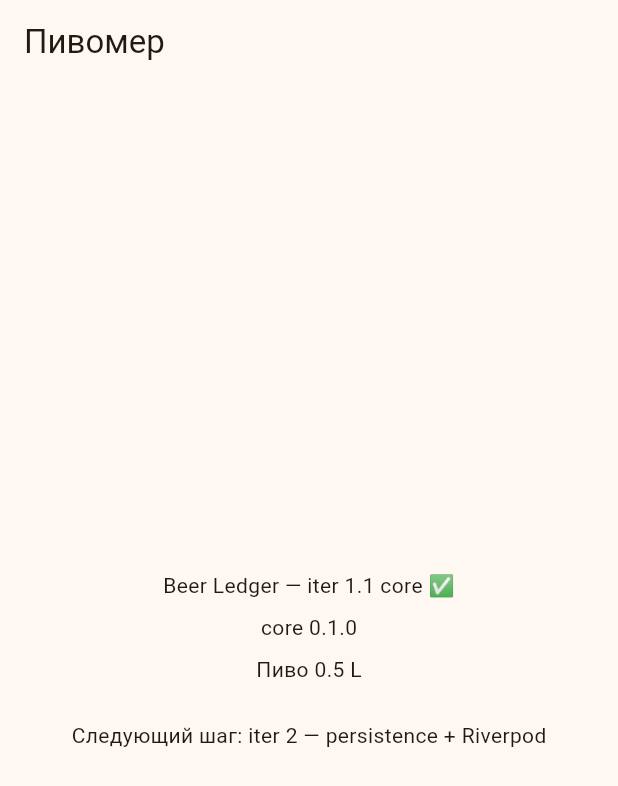
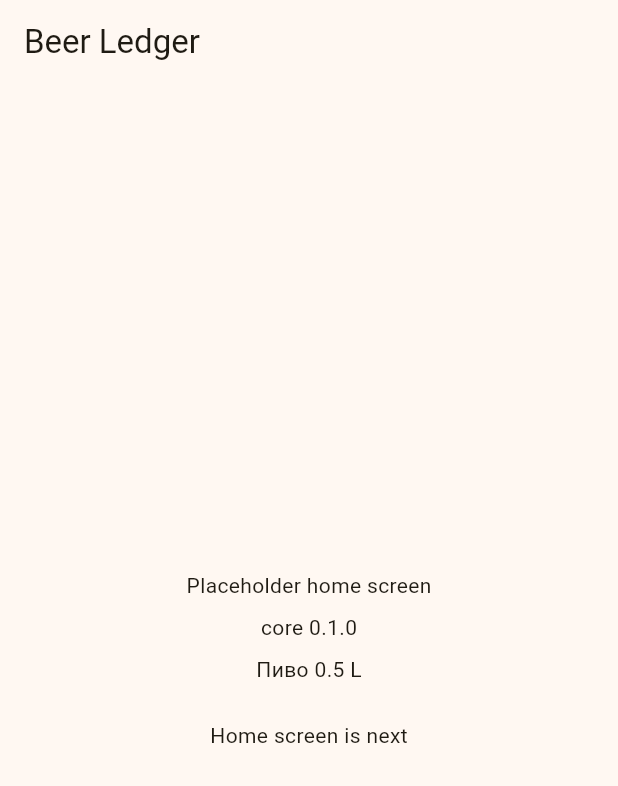
Before and after one commit to ValeriusGC/beer_ledger, a Flutter app: the screen it shows after launch, on a phone screen of 412 x 824 dp. Shown: the top 786 px of the screen. Run offline on Flutter 3.47's test engine with Material 3 defaults, Android fonts, the phone set to English and light mode, and no system bars; our stand-ins replace drift, drift_flutter, flutter_riverpod, fpdart, freezed_annotation, riverpod_annotation; accounts and stored records are empty; generated files the repository leaves out were written again.

Commit message:
feat(app): сделать для итерация 2.5: локализация и сборки dev/prod (#41 / #43)
* code(app): локализовать интерфейс — RU и EN (gen-l10n)
* code(app): сделать flavors dev и prod для Android (и iOS при необходимости)
* ci(app): собирать dev flavor APK в GitHub Actions
* doc(app): поправить yaml для сборок + доки

Ref #41

````diff
--- /dev/null
+++ b/l10n.yaml
@@ -0,0 +1,6 @@
+arb-dir: lib/l10n
+template-arb-file: app_en.arb
+output-localization-file: app_localizations.dart
+nullable-getter: false
+required-resource-attributes: true
+preferred-supported-locales: [ru]
--- /dev/null
+++ b/lib/l10n/app_en.arb
@@ -0,0 +1,29 @@
+{
+  "@@locale": "en",
+  "appTitle": "Beer Ledger",
+  "@appTitle": {
+    "description": "Application name in the window title and home app bar"
+  },
+  "placeholderHeadline": "Placeholder home screen",
+  "@placeholderHeadline": {
+    "description": "Headline on the home placeholder before the real home screen exists"
+  },
+  "coreVersion": "core {version}",
+  "@coreVersion": {
+    "description": "beer_ledger_core package version shown on the placeholder screen",
+    "placeholders": {
+      "version": {
+        "type": "String",
+        "example": "1.0.0"
+      }
+    }
+  },
+  "placeholderNextStep": "Home screen is next",
+  "@placeholderNextStep": {
+    "description": "Note that the main home screen is the next UI iteration"
+  },
+  "devBadge": "DEV",
+  "@devBadge": {
+    "description": "Short badge in the app bar for the dev flavor only"
+  }
+}
--- /dev/null
+++ b/lib/l10n/app_localizations.dart
@@ -0,0 +1,164 @@
+import 'dart:async';
+
+import 'package:flutter/foundation.dart';
+import 'package:flutter/widgets.dart';
+import 'package:flutter_localizations/flutter_localizations.dart';
+import 'package:intl/intl.dart' as intl;
+
+import 'app_localizations_en.dart';
+import 'app_localizations_ru.dart';
+
+// ignore_for_file: type=lint
+
+/// Callers can lookup localized strings with an instance of AppLocalizations
+/// returned by `AppLocalizations.of(context)`.
+///
+/// Applications need to include `AppLocalizations.delegate()` in their app's
+/// `localizationDelegates` list, and the locales they support in the app's
+/// `supportedLocales` list. For example:
+///
+/// ```dart
+/// import 'l10n/app_localizations.dart';
+///
+/// return MaterialApp(
+///   localizationsDelegates: AppLocalizations.localizationsDelegates,
+///   supportedLocales: AppLocalizations.supportedLocales,
+///   home: MyApplicationHome(),
+/// );
+/// ```
+///
+/// ## Update pubspec.yaml
+///
+/// Please make sure to update your pubspec.yaml to include the following
+/// packages:
+///
+/// ```yaml
+/// dependencies:
+///   # Internationalization support.
+///   flutter_localizations:
+///     sdk: flutter
+///   intl: any # Use the pinned version from flutter_localizations
+///
+///   # Rest of dependencies
+/// ```
+///
+/// ## iOS Applications
+///
+/// iOS applications define key application metadata, including supported
+/// locales, in an Info.plist file that is built into the application bundle.
+/// To configure the locales supported by your app, you’ll need to edit this
+/// file.
+///
+/// First, open your project’s ios/Runner.xcworkspace Xcode workspace file.
+/// Then, in the Project Navigator, open the Info.plist file under the Runner
+/// project’s Runner folder.
+///
+/// Next, select the Information Property List item, select Add Item from the
+/// Editor menu, then select Localizations from the pop-up menu.
+///
+/// Select and expand the newly-created Localizations item then, for each
+/// locale your application supports, add a new item and select the locale
+/// you wish to add from the pop-up menu in the Value field. This list should
+/// be consistent with the languages listed in the AppLocalizations.supportedLocales
+/// property.
+abstract class AppLocalizations {
+  AppLocalizations(String locale)
+    : localeName = intl.Intl.canonicalizedLocale(locale.toString());
+
+  final String localeName;
+
+  static AppLocalizations of(BuildContext context) {
+    return Localizations.of<AppLocalizations>(context, AppLocalizations)!;
+  }
+
+  static const LocalizationsDelegate<AppLocalizations> delegate =
+      _AppLocalizationsDelegate();
+
+  /// A list of this localizations delegate along with the default localizations
+  /// delegates.
+  ///
+  /// Returns a list of localizations delegates containing this delegate along with
+  /// GlobalMaterialLocalizations.delegate, GlobalCupertinoLocalizations.delegate,
+  /// and GlobalWidgetsLocalizations.delegate.
+  ///
+  /// Additional delegates can be added by appending to this list in
+  /// MaterialApp. This list does not have to be used at all if a custom list
+  /// of delegates is preferred or required.
+  static const List<LocalizationsDelegate<dynamic>> localizationsDelegates =
+      <LocalizationsDelegate<dynamic>>[
+        delegate,
+        GlobalMaterialLocalizations.delegate,
+        GlobalCupertinoLocalizations.delegate,
+        GlobalWidgetsLocalizations.delegate,
+      ];
+
+  /// A list of this localizations delegate's supported locales.
+  static const List<Locale> supportedLocales = <Locale>[
+    Locale('ru'),
+    Locale('en'),
+  ];
+
+  /// Application name in the window title and home app bar
+  ///
+  /// In en, this message translates to:
+  /// **'Beer Ledger'**
+  String get appTitle;
+
+  /// Headline on the home placeholder before the real home screen exists
+  ///
+  /// In en, this message translates to:
+  /// **'Placeholder home screen'**
+  String get placeholderHeadline;
+
+  /// beer_ledger_core package version shown on the placeholder screen
+  ///
+  /// In en, this message translates to:
+  /// **'core {version}'**
+  String coreVersion(String version);
+
+  /// Note that the main home screen is the next UI iteration
+  ///
+  /// In en, this message translates to:
+  /// **'Home screen is next'**
+  String get placeholderNextStep;
+
+  /// Short badge in the app bar for the dev flavor only
+  ///
+  /// In en, this message translates to:
+  /// **'DEV'**
+  String get devBadge;
+}
+
+class _AppLocalizationsDelegate
+    extends LocalizationsDelegate<AppLocalizations> {
+  const _AppLocalizationsDelegate();
+
+  @override
+  Future<AppLocalizations> load(Locale locale) {
+    return SynchronousFuture<AppLocalizations>(lookupAppLocalizations(locale));
+  }
+
+  @override
+  bool isSupported(Locale locale) =>
+      <String>['en', 'ru'].contains(locale.languageCode);
+
+  @override
+  bool shouldReload(_AppLocalizationsDelegate old) => false;
+}
+
+AppLocalizations lookupAppLocalizations(Locale locale) {
+  // Lookup logic when only language code is specified.
+  switch (locale.languageCode) {
+    case 'en':
+      return AppLocalizationsEn();
+    case 'ru':
+      return AppLocalizationsRu();
+  }
+
+  throw FlutterError(
+    'AppLocalizations.delegate failed to load unsupported locale "$locale". This is likely '
+    'an issue with the localizations generation tool. Please file an issue '
+    'on GitHub with a reproducible sample app and the gen-l10n configuration '
+    'that was used.',
+  );
+}
--- a/lib/main.dart
+++ b/lib/main.dart
@@ -1,5 +1,7 @@
+import 'package:beer_ledger/l10n/app_localizations.dart';
 import 'package:beer_ledger_core/beer_ledger_core.dart';
 import 'package:flutter/material.dart';
+import 'package:flutter/services.dart';
 import 'package:flutter_riverpod/flutter_riverpod.dart';
 
 /// Запускает приложение внутри [ProviderScope].
@@ -10,17 +12,27 @@ void main() {
   runApp(const ProviderScope(child: BeerLedgerApp()));
 }
 
-/// Корневой виджет: тема Material 3 и заглушка домашнего экрана.
+/// `true`, когда сборка запущена с `--flavor dev`.
+bool get _isDevFlavor => appFlavor == 'dev';
+
+/// Корневой виджет: тема Material 3, локализации и заглушка домашнего экрана.
 ///
 /// Feature-экраны ещё не подключены. Провайдеры читаются из [ProviderScope]
 /// в [main]; этот виджет их не создаёт и в базу не ходит.
+///
+/// [onGenerateTitle] нужен потому, что [BuildContext] в [build] ещё не видит
+/// [AppLocalizations]: delegates живут внутри [MaterialApp].
+/// DEBUG-баннер — только у flavor `dev`: у `prod` его нет даже в debug-run.
 class BeerLedgerApp extends StatelessWidget {
   const BeerLedgerApp({super.key});
 
   @override
   Widget build(BuildContext context) {
     return MaterialApp(
-      title: 'Пивомер',
+      onGenerateTitle: (context) => AppLocalizations.of(context).appTitle,
+      localizationsDelegates: AppLocalizations.localizationsDelegates,
+      supportedLocales: AppLocalizations.supportedLocales,
+      debugShowCheckedModeBanner: _isDevFlavor,
       theme: ThemeData(
         colorScheme: ColorScheme.fromSeed(seedColor: Colors.amber),
         useMaterial3: true,
@@ -33,25 +45,36 @@ class BeerLedgerApp extends StatelessWidget {
 /// Заглушка домашнего экрана, пока нет feature-слоя.
 ///
 /// Намеренно [StatelessWidget], не [ConsumerWidget]: экран ещё не читает
-/// провайдеры.
+/// провайдеры. Подписи — из [AppLocalizations]; title у [beerHalfLiter]
+/// остаётся доменным литералом core.
 class HomePlaceholderPage extends StatelessWidget {
   const HomePlaceholderPage({super.key});
 
   @override
   Widget build(BuildContext context) {
+    final l10n = AppLocalizations.of(context);
     return Scaffold(
-      appBar: AppBar(title: const Text('Пивомер')),
+      appBar: AppBar(
+        title: Text(l10n.appTitle),
+        actions: [
+          if (_isDevFlavor)
+            Padding(
+              padding: const EdgeInsets.only(right: 16),
+              child: Center(child: Text(l10n.devBadge)),
+            ),
+        ],
+      ),
       body: Center(
         child: Column(
           mainAxisAlignment: MainAxisAlignment.center,
           children: [
-            const Text('Beer Ledger — iter 1.1 core ✅'),
+            Text(l10n.placeholderHeadline),
             const SizedBox(height: 8),
-            Text('core $beerLedgerCoreVersion'),
+            Text(l10n.coreVersion(beerLedgerCoreVersion)),
             const SizedBox(height: 8),
             Text(beerHalfLiter().title),
             const SizedBox(height: 24),
-            const Text('Следующий шаг: iter 2 — persistence + Riverpod'),
+            Text(l10n.placeholderNextStep),
           ],
         ),
       ),
--- a/pubspec.yaml
+++ b/pubspec.yaml
@@ -35,9 +35,12 @@ dependencies:
   drift_flutter: ^0.3.1
   flutter:
     sdk: flutter
+  flutter_localizations:
+    sdk: flutter
   flutter_riverpod: ^3.3.2
   fpdart: ^1.2.0
   freezed_annotation: ^3.1.0
+  intl: any
   path: ^1.9.1
   path_provider: ^2.1.6
   riverpod_annotation: ^4.0.3
@@ -61,6 +64,8 @@ dependency_overrides:
 
 # The following section is specific to Flutter packages.
 flutter:
+  generate: true
+  default-flavor: dev
 
   # The following line ensures that the Material Icons font is
   # included with your application, so that you can use the icons in
````
Also changed, not shown: lib/l10n/app_localizations_en.dart (added, +27 -0 lines), lib/l10n/app_localizations_ru.dart (added, +27 -0 lines), lib/l10n/app_ru.arb (added, +8 -0 lines), pubspec.lock, 11 other files.
